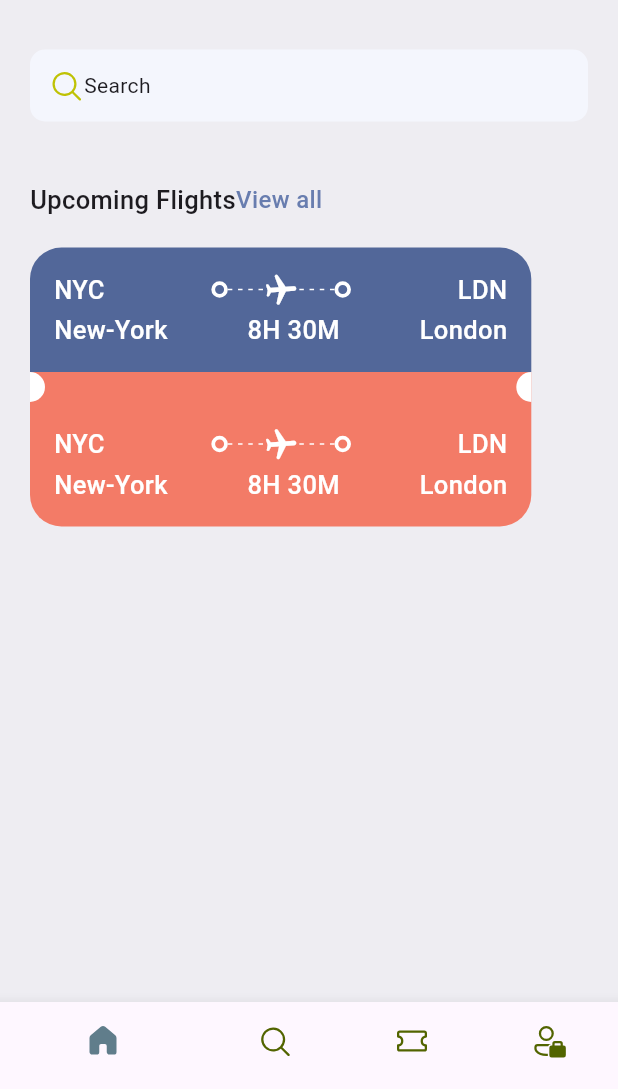
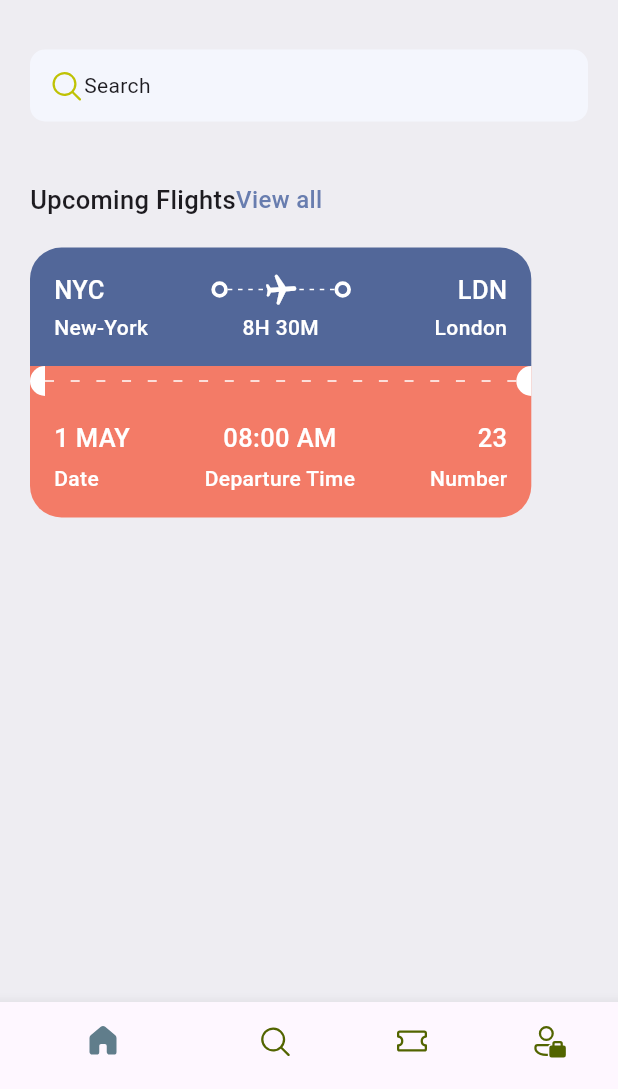
Before and after one commit to prajaktagai11/ticket_book, a Flutter app: the screen it shows after launch, on a phone screen of 412 x 824 dp, the part 147-1236 px from its top. Run offline on Flutter 3.47's test engine with Material 3 defaults, Android fonts, the phone set to English and light mode, and no system bars; our stand-ins replace fluentui_icons.

Commit message:
first commit

```diff
--- a/lib/base/res/styles/app_styles.dart
+++ b/lib/base/res/styles/app_styles.dart
@@ -24,8 +24,12 @@ class AppStyles{
     fontWeight: FontWeight.bold,
     color: textColor
   );
-  static TextStyle headlineStyle3 = TextStyle(
+  static TextStyle headlineStyle3 = const TextStyle(
       fontSize: 17,
       fontWeight: FontWeight.w500,
   );
+  static TextStyle headlineStyle4 = const TextStyle(
+      fontSize: 14,
+      fontWeight: FontWeight.w500,
+  );
 }
--- /dev/null
+++ b/lib/base/utils/all_json.dart
@@ -0,0 +1,30 @@
+List<Map<String, dynamic>> ticketList = [
+  {
+    'from': {
+      'code':"NYC",
+      'name':"New-York"
+    },
+    'to': {
+      'code':"LDN",
+      'name':"London"
+    },
+    'flying_time': '8H 30M',
+    'date': "1 MAY",
+    'departure_time':"08:00 AM",
+    "number":23
+  },
+  {
+    'from': {
+      'code':"DK",
+      'name':"Dhaka"
+    },
+    'to': {
+      'code':"SH",
+      'name':"Shanghai"
+    },
+    'flying_time': '4H 20M',
+    'date': "10 MAY",
+    'departure_time':"09:00 AM",
+    "number":45
+  },
+];
--- /dev/null
+++ b/lib/base/widgets/app_column_text_layout.dart
@@ -0,0 +1,29 @@
+import 'package:flutter/material.dart';
+import 'package:ticket_book/base/widgets/textstyle_fourth.dart';
+import 'package:ticket_book/base/widgets/textstyle_third.dart';
+
+class AppColumnTextLayout extends StatelessWidget {
+  const AppColumnTextLayout(
+      {super.key,
+      required this.topText,
+      required this.bottomText,
+      required this.alignment});
+
+  final String topText;
+  final String bottomText;
+  final CrossAxisAlignment alignment;
+
+  @override
+  Widget build(BuildContext context) {
+    return Column(
+      crossAxisAlignment: alignment,
+      children: [
+        TextStyleThird(text: topText),
+        const SizedBox(
+          height: 5,
+        ),
+        TextStyleFourth(text: bottomText),
+      ],
+    );
+  }
+}
--- a/lib/base/widgets/app_layoutbuilder_widget.dart
+++ b/lib/base/widgets/app_layoutbuilder_widget.dart
@@ -1,9 +1,10 @@
 import 'package:flutter/material.dart';
 
 class AppLayoutBuilder extends StatelessWidget {
-  const AppLayoutBuilder({super.key, required this.randomDivider});
+  const AppLayoutBuilder({super.key, required this.randomDivider,  this.width = 3});
 
   final int randomDivider;
+  final double width;
 
   @override
   Widget build(BuildContext context) {
@@ -14,10 +15,10 @@ class AppLayoutBuilder extends StatelessWidget {
         direction: Axis.horizontal,
         children: List.generate(
             (constraints.constrainWidth() / randomDivider).floor(),
-            (index) => const SizedBox(
-                  width: 3,
+            (index) =>  SizedBox(
+                  width: width,
                   height: 1,
-                  child: DecoratedBox(
+                  child: const DecoratedBox(
                     decoration: BoxDecoration(color: Colors.white),
                   ),
                 )),
--- a/lib/base/widgets/big_circle.dart
+++ b/lib/base/widgets/big_circle.dart
@@ -3,7 +3,7 @@ import 'package:flutter/material.dart';
 class BigCircle extends StatelessWidget {
   const BigCircle({super.key, required this.isRight});
 
-  final isRight;
+  final bool isRight;
 
   @override
   Widget build(BuildContext context) {
@@ -13,10 +13,10 @@ class BigCircle extends StatelessWidget {
       child: DecoratedBox(
         decoration: BoxDecoration(
             borderRadius: isRight == true
-                ? BorderRadius.only(
-                    topRight: Radius.circular(10),
-                    bottomRight: Radius.circular(10))
-                : BorderRadius.only(
+                ? const BorderRadius.only(
+                    topLeft: Radius.circular(10),
+                    bottomLeft: Radius.circular(10))
+                : const BorderRadius.only(
                     topLeft: Radius.circular(10),
                     bottomLeft: Radius.circular(10)),
             color: Colors.white),
--- /dev/null
+++ b/lib/base/widgets/textstyle_fourth.dart
@@ -0,0 +1,19 @@
+import 'package:flutter/material.dart';
+
+import '../res/styles/app_styles.dart';
+
+class TextStyleFourth extends StatelessWidget {
+  const TextStyleFourth({super.key, required this.text,this.align = TextAlign.start});
+  final String text;
+  final TextAlign align;
+
+  @override
+  Widget build(BuildContext context) {
+    return Text(
+      text,
+      textAlign: align,
+      style: AppStyles.headlineStyle4
+          .copyWith(color: Colors.white),
+    );
+  }
+}
--- /dev/null
+++ b/lib/base/widgets/textstyle_third.dart
@@ -0,0 +1,19 @@
+import 'package:flutter/material.dart';
+
+import '../res/styles/app_styles.dart';
+
+class TextStyleThird extends StatelessWidget {
+  const TextStyleThird({super.key, required this.text,this.align = TextAlign.start});
+  final String text;
+  final TextAlign align;
+
+  @override
+  Widget build(BuildContext context) {
+    return Text(
+      text,
+      textAlign: align,
+      style: AppStyles.headlineStyle3
+          .copyWith(color: Colors.white),
+    );
+  }
+}
--- a/lib/base/widgets/ticket_view.dart
+++ b/lib/base/widgets/ticket_view.dart
@@ -1,7 +1,10 @@
 import 'package:flutter/material.dart';
 import 'package:ticket_book/base/res/styles/app_styles.dart';
+import 'package:ticket_book/base/widgets/app_column_text_layout.dart';
 import 'package:ticket_book/base/widgets/app_layoutbuilder_widget.dart';
 import 'package:ticket_book/base/widgets/big_dot.dart';
+import 'package:ticket_book/base/widgets/textstyle_fourth.dart';
+import 'package:ticket_book/base/widgets/textstyle_third.dart';
 
 import 'big_circle.dart';
 
@@ -29,17 +32,13 @@ class TicketView extends StatelessWidget {
                 children: [
                   Row(
                     children: [
-                      Text(
-                        "NYC",
-                        style: AppStyles.headlineStyle3
-                            .copyWith(color: Colors.white),
-                      ),
+                      const TextStyleThird(text: "NYC"),
                       Expanded(child: Container()),
                       const BigDot(),
                       Expanded(
                           child: Stack(
                         children: [
-                          SizedBox(
+                          const SizedBox(
                               height: 24,
                               child: AppLayoutBuilder(
                                 randomDivider: 6,
@@ -47,7 +46,7 @@ class TicketView extends StatelessWidget {
                           Center(
                             child: Transform.rotate(
                                 angle: 1.5,
-                                child: Icon(
+                                child: const Icon(
                                   Icons.local_airport_rounded,
                                   color: Colors.white,
                                 )),
@@ -56,11 +55,7 @@ class TicketView extends StatelessWidget {
                       )),
                       const BigDot(),
                       Expanded(child: Container()),
-                      Text(
-                        "LDN",
-                        style: AppStyles.headlineStyle3
-                            .copyWith(color: Colors.white),
-                      ),
+                      const TextStyleThird(text: "LDN")
                     ],
                   ),
                   const SizedBox(
@@ -68,23 +63,21 @@ class TicketView extends StatelessWidget {
                   ),
                   Row(
                     children: [
-                      Text(
-                        "New-York",
-                        style: AppStyles.headlineStyle3
-                            .copyWith(color: Colors.white),
+                      const SizedBox(
+                        width: 100,
+                        child: TextStyleFourth(
+                          text: "New-York",
+                        ),
                       ),
                       Expanded(child: Container()),
-                      Text(
-                        "8H 30M",
-                        style: AppStyles.headlineStyle3
-                            .copyWith(color: Colors.white),
-                      ),
+                      const TextStyleFourth(text: "8H 30M"),
                       Expanded(child: Container()),
-                      Text(
-                        "London",
-                        style: AppStyles.headlineStyle3
-                            .copyWith(color: Colors.white),
-                      ),
+                      const SizedBox(
+                          width: 100,
+                          child: TextStyleFourth(
+                            text: "London",
+                            align: TextAlign.end,
+                          )),
                     ],
                   ),
                 ],
@@ -92,14 +85,18 @@ class TicketView extends StatelessWidget {
             ),
             Container(
               color: AppStyles.ticketOrange,
-              child: Row(
+              child: const Row(
                 children: [
                   BigCircle(
+                    isRight: false,
+                  ),
+                  Expanded(
+                      child: AppLayoutBuilder(
+                    randomDivider: 16,
+                    width: 6,
+                  )),
+                  BigCircle(
                     isRight: true,
-                  ),
-                  Expanded(child: Container()),
-                  BigCircle(
-                    isRight: false,
                   ),
                 ],
               ),
@@ -111,71 +108,30 @@ class TicketView extends StatelessWidget {
                       bottomLeft: Radius.circular(21),
                       bottomRight: Radius.circular(21)),
                   color: AppStyles.ticketOrange),
-              child: Column(
-                children: [
-                  Row(
-                    children: [
-                      Text(
-                        "NYC",
-                        style: AppStyles.headlineStyle3
-                            .copyWith(color: Colors.white),
-                      ),
-                      Expanded(child: Container()),
-                      const BigDot(),
-                      Expanded(
-                          child: Stack(
-                        children: [
-                          SizedBox(
-                              height: 24,
-                              child: AppLayoutBuilder(
-                                randomDivider: 6,
-                              )),
-                          Center(
-                            child: Transform.rotate(
-                                angle: 1.5,
-                                child: Icon(
-                                  Icons.local_airport_rounded,
-                                  color: Colors.white,
-                                )),
-                          )
-                        ],
-                      )),
-                      const BigDot(),
-                      Expanded(child: Container()),
-                      Text(
-                        "LDN",
-                        style: AppStyles.headlineStyle3
-                            .copyWith(color: Colors.white),
-                      ),
-                    ],
-                  ),
-                  const SizedBox(
-                    height: 3,
-                  ),
-                  Row(
-                    children: [
-                      Text(
-                        "New-York",
-                        style: AppStyles.headlineStyle3
-                            .copyWith(color: Colors.white),
-                      ),
-                      Expanded(child: Container()),
-                      Text(
-                        "8H 30M",
-                        style: AppStyles.headlineStyle3
-                            .copyWith(color: Colors.white),
-                      ),
-                      Expanded(child: Container()),
-                      Text(
-                        "London",
-                        style: AppStyles.headlineStyle3
-                            .copyWith(color: Colors.white),
-                      ),
-                    ],
-                  ),
-                ],
+              child: const Column(children: [
+                Row(
+                  mainAxisAlignment: MainAxisAlignment.spaceBetween,
+                  children: [
+                    AppColumnTextLayout(
+                      topText: "1 MAY",
+                      bottomText: "Date",
+                      alignment: CrossAxisAlignment.start,
+                    ),
+                    AppColumnTextLayout(
+                      topText: "08:00 AM",
+                      bottomText: "Departure Time",
+                      alignment: CrossAxisAlignment.center,
+                    ),
+                    AppColumnTextLayout(
+                      topText: "23",
+                      bottomText: "Number",
+                      alignment: CrossAxisAlignment.end,
+                    ),
+                  ],
+                ),
+              ]
               ),
-            ),
+            )
           ],
         ),
       ),
--- a/lib/screens/home_screen.dart
+++ b/lib/screens/home_screen.dart
@@ -19,9 +19,9 @@ class _HomeScreenState extends State<HomeScreen> {
       backgroundColor: AppStyles.bgColor,
       body: ListView(
         children: [
-          SizedBox(height: 40,),
+          const SizedBox(height: 40,),
           Container(
-            padding: EdgeInsets.symmetric(horizontal: 20),
+            padding: const EdgeInsets.symmetric(horizontal: 20),
             child: Column(
               crossAxisAlignment: CrossAxisAlignment.start,
               children: [
@@ -34,7 +34,7 @@ class _HomeScreenState extends State<HomeScreen> {
                           "Good morning",
                           style: AppStyles.headlineStyle3,
                         ),
-                        SizedBox(
+                        const SizedBox(
                           height: 5,
                         ),
                         Text(
@@ -48,7 +48,7 @@ class _HomeScreenState extends State<HomeScreen> {
                       height: 50,
                       decoration: BoxDecoration(
                           image:
-                              DecorationImage(image: AssetImage(AppMedia.logo)),
+                              const DecorationImage(image: AssetImage(AppMedia.logo)),
                           borderRadius: BorderRadius.circular(5)),
                     )
                   ],
@@ -57,11 +57,11 @@ class _HomeScreenState extends State<HomeScreen> {
                   height: 25,
                 ),
                 Container(
-                  padding: EdgeInsets.symmetric(horizontal: 12,vertical: 12),
+                  padding: const EdgeInsets.symmetric(horizontal: 12,vertical: 12),
                   decoration: BoxDecoration(
                       borderRadius: BorderRadius.circular(10),
                       color: const Color(0xFFF4F6FD)),
-                  child: Row(
+                  child: const Row(
                     children: [
                       Icon(
                         FluentSystemIcons.ic_fluent_search_regular,
@@ -72,17 +72,13 @@ class _HomeScreenState extends State<HomeScreen> {
                     ],
                   ),
                 ),
-                SizedBox(height: 40,),
-                AppDoubleText(bigText: "Upcoming Flights",smallText: "View all"),
-                SizedBox(height: 20,),
-                TicketView()
+                const SizedBox(height: 40,),
+                const AppDoubleText(bigText: "Upcoming Flights",smallText: "View all"),
+                const SizedBox(height: 20,),
+                const TicketView()
               ],
             ),
           ),
-          // Gap(),
-          SingleChildScrollView(),
-          Container(),
-          SingleChildScrollView()
         ],
       ),
     );
```
